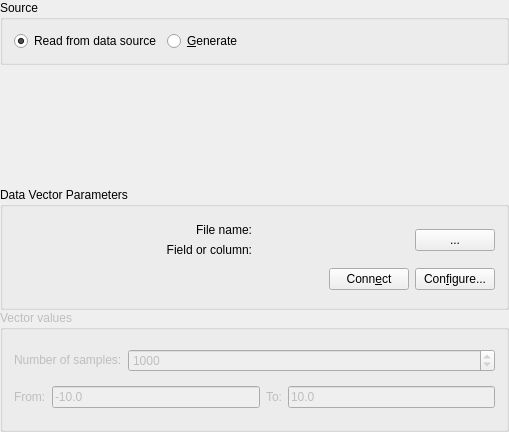
Kst-plot/kst-subversion-archive, file kst1kde4/kst/src/libkstapp/vectordialogwidget.ui: the form before one commit.
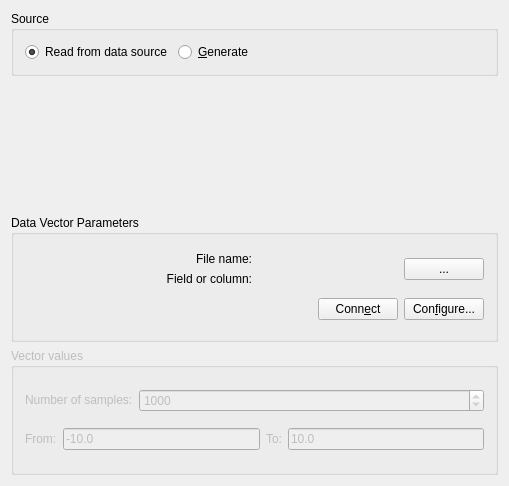
The form after the commit. Custom widgets are drawn as their Qt base class.

Patch:
```diff
--- a/kst1kde4/kst/src/libkstapp/vectordialogwidget.ui
+++ b/kst1kde4/kst/src/libkstapp/vectordialogwidget.ui
@@ -8,16 +8,10 @@
     <x>0</x>
     <y>0</y>
     <width>509</width>
-    <height>432</height>
+    <height>486</height>
    </rect>
   </property>
-  <layout class="QVBoxLayout">
-   <property name="margin">
-    <number>0</number>
-   </property>
-   <property name="spacing">
-    <number>0</number>
-   </property>
+  <layout class="QVBoxLayout" name="verticalLayout">
    <item>
     <widget class="QGroupBox" name="sourceGroup">
      <property name="title">
@@ -160,7 +154,7 @@
         <item>
          <layout class="QHBoxLayout">
           <item>
-           <widget class="KstComboBox" name="Field"/>
+           <widget class="KstComboBox" name="Field" native="true"/>
           </item>
           <item>
            <widget class="QPushButton" name="_pushButtonHierarchy">
```
Left out of the diff: 1 changed line with no effect on the pictures.
